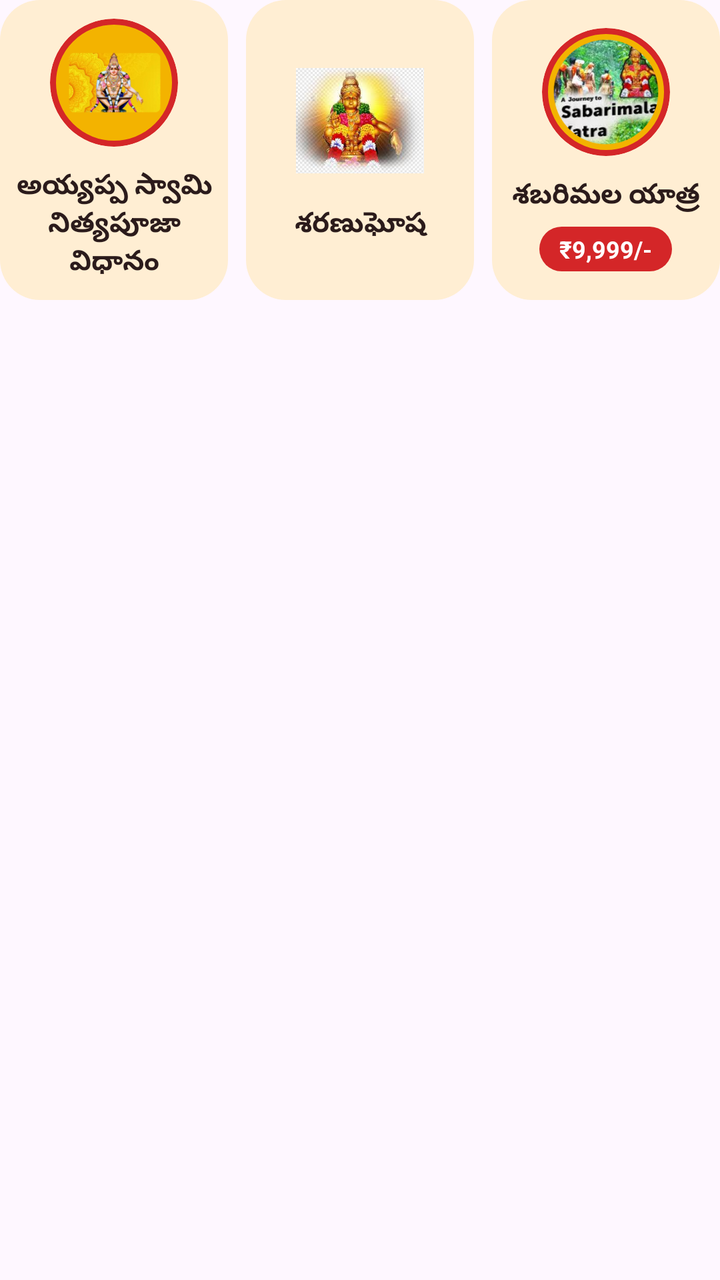
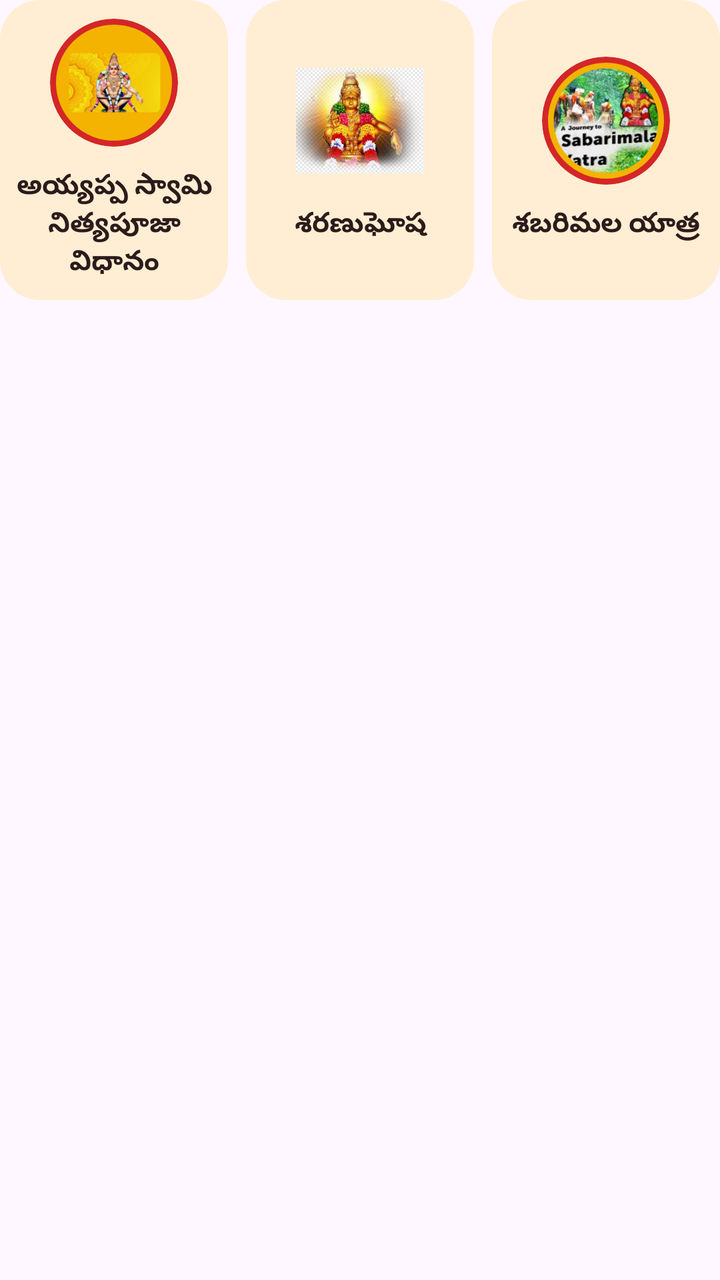

Compare the two renders of this Android layout. The source of the first and the diff that turns it into the second are given below.
<!-- AndroidManifest.xml: application theme Theme.AyyapaTelugu -->
<!-- res/layout/layout_hero_boxes.xml -->
<?xml version="1.0" encoding="utf-8"?>
<LinearLayout xmlns:android="http://schemas.android.com/apk/res/android"
    android:layout_width="match_parent"
    android:layout_height="wrap_content"
    android:layout_margin="12dp"
    android:baselineAligned="false"
    android:orientation="horizontal"
    android:weightSum="3">

    
    <LinearLayout
        android:id="@+id/layout_nityapooja"
        android:layout_width="0dp"
        android:layout_height="150dp"
        android:layout_marginEnd="6dp"
        android:layout_weight="1"
        android:background="@drawable/hero_tile_bg"
        android:clickable="true"
        android:focusable="true"
        android:gravity="center"
        android:orientation="vertical"
        android:padding="6dp">

        <ImageView
            android:layout_width="64dp"
            android:layout_height="64dp"
            android:background="@drawable/hero_tile_img_ring"
            android:clipToOutline="true"
            android:padding="3dp"
            android:scaleType="centerCrop"
            android:src="@drawable/ayyappaphome" />

        <TextView
            android:layout_width="match_parent"
            android:layout_height="wrap_content"
            android:layout_marginTop="10dp"
            android:gravity="center"
            android:text="అయ్యప్ప స్వామి\nనిత్యపూజా విధానం"
            android:textColor="#2B1B1B"
            android:textSize="14dp"
            android:textStyle="bold" />
    </LinearLayout>

    
    <LinearLayout
        android:id="@+id/layout_sharanughosha"
        android:layout_width="0dp"
        android:layout_height="150dp"
        android:layout_marginStart="3dp"
        android:layout_marginEnd="3dp"
        android:layout_weight="1"
        android:background="@drawable/hero_tile_bg"
        android:clickable="true"
        android:focusable="true"
        android:gravity="center"
        android:orientation="vertical"
        android:padding="6dp">

        <ImageView
            android:layout_width="64dp"
            android:layout_height="64dp"
            android:src="@drawable/background" />

        <TextView
            android:layout_width="match_parent"
            android:layout_height="wrap_content"
            android:layout_marginTop="10dp"
            android:gravity="center"
            android:text="శరణుఘోష"
            android:textColor="#2B1B1B"
            android:textSize="14dp"
            android:textStyle="bold" />
    </LinearLayout>

    
    <LinearLayout
        android:id="@+id/layout_tourse"
        android:layout_width="0dp"
        android:layout_height="150dp"
        android:layout_marginStart="6dp"
        android:layout_weight="1"
        android:background="@drawable/hero_tile_bg"
        android:clickable="true"
        android:focusable="true"
        android:gravity="center"
        android:orientation="vertical"
        android:padding="6dp">

        <ImageView
            android:layout_width="64dp"
            android:layout_height="64dp"
            android:background="@drawable/hero_tile_img_ring"
            android:clipToOutline="true"
            android:padding="3dp"
            android:scaleType="centerCrop"
            android:src="@drawable/shabarimalayatra" />

        <TextView
            android:layout_width="match_parent"
            android:layout_height="wrap_content"
            android:layout_marginTop="10dp"
            android:gravity="center"
            android:text="శబరిమల యాత్ర"
            android:textColor="#2B1B1B"
            android:textSize="14dp"
            android:textStyle="bold" />

        <TextView
            android:layout_width="wrap_content"
            android:layout_height="wrap_content"
            android:layout_marginTop="6dp"
            android:background="@drawable/hero_price_chip"
            android:paddingStart="10dp"
            android:paddingEnd="10dp"
            android:paddingTop="3dp"
            android:paddingBottom="3dp"
            android:text="₹9,999/-"
            android:textColor="#FFFFFF"
            android:textSize="12sp"
            android:textStyle="bold" />
    </LinearLayout>
</LinearLayout>
<!-- resources referenced by this layout -->
<resources>
  <!-- drawable ayyappaphome: png bitmap (drawable, 49763 bytes) -->
  <!-- drawable background: jpeg bitmap (drawable, 10269 bytes) -->
  <!-- drawable hero_price_chip (drawable) -->
  <?xml version="1.0" encoding="utf-8"?>
  <shape xmlns:android="http://schemas.android.com/apk/res/android" android:shape="rectangle">
      <solid android:color="#D42628" />
      <corners android:radius="12dp" />
  </shape>
  <!-- drawable hero_tile_bg (drawable) -->
  <?xml version="1.0" encoding="utf-8"?>
  <shape xmlns:android="http://schemas.android.com/apk/res/android" android:shape="rectangle">
      <solid android:color="#FFEED3" />
      <corners android:radius="20dp" />
  </shape>
  <!-- drawable hero_tile_img_ring (drawable) -->
  <?xml version="1.0" encoding="utf-8"?>
  <shape xmlns:android="http://schemas.android.com/apk/res/android" android:shape="oval">
      <solid android:color="#F3B300" />
      <stroke android:width="3dp" android:color="#D42628" />
  </shape>
  <!-- drawable shabarimalayatra: png bitmap (drawable, 89594 bytes) -->
  <style name="Theme.AyyapaTelugu" parent="Base.Theme.AyyapaTelugu" />
  <style name="Base.Theme.AyyapaTelugu" parent="Theme.Material3.DayNight.NoActionBar">
          
          
          <item name="windowActionBar">false</item>
          <item name="android:windowNoTitle">true</item>
  
      </style>
</resources>

<!-- the commit's change to res/layout/layout_hero_boxes.xml (unified diff, before → after) -->
@@ -105,18 +105,6 @@
             android:textSize="14dp"
             android:textStyle="bold" />
 
-        <TextView
-            android:layout_width="wrap_content"
-            android:layout_height="wrap_content"
-            android:layout_marginTop="6dp"
-            android:background="@drawable/hero_price_chip"
-            android:paddingStart="10dp"
-            android:paddingEnd="10dp"
-            android:paddingTop="3dp"
-            android:paddingBottom="3dp"
-            android:text="₹9,999/-"
-            android:textColor="#FFFFFF"
-            android:textSize="12sp"
-            android:textStyle="bold" />
+        
     </LinearLayout>
 </LinearLayout>
<!-- resource entries referenced after the edit -->
@@ -2,12 +2,6 @@
 <resources>
   <!-- drawable ayyappaphome: png bitmap (drawable, 49763 bytes) -->
   <!-- drawable background: jpeg bitmap (drawable, 10269 bytes) -->
-  <!-- drawable hero_price_chip (drawable) -->
-  <?xml version="1.0" encoding="utf-8"?>
-  <shape xmlns:android="http://schemas.android.com/apk/res/android" android:shape="rectangle">
-      <solid android:color="#D42628" />
-      <corners android:radius="12dp" />
-  </shape>
   <!-- drawable hero_tile_bg (drawable) -->
   <?xml version="1.0" encoding="utf-8"?>
   <shape xmlns:android="http://schemas.android.com/apk/res/android" android:shape="rectangle">
